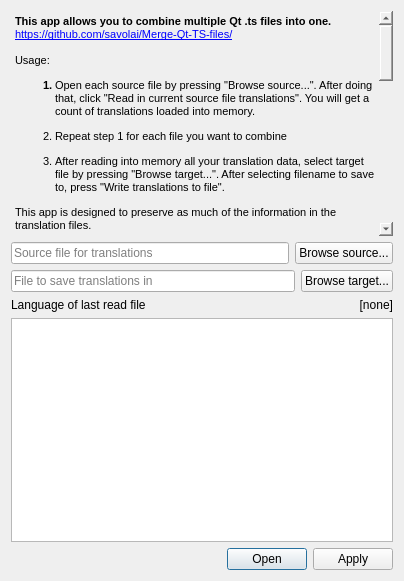
Above: combinetranslationfiles.ui from savolai/Merge-Qt-TS-files before the change. Below: the same form after it.
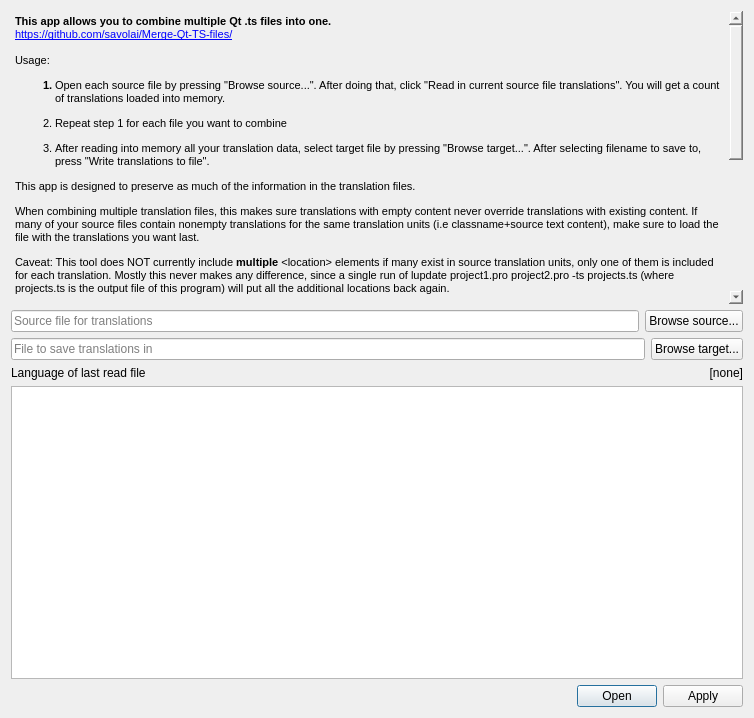
That is the form after the change.

Commit message: window size

What changed in the file:
```diff
--- a/combinetranslationfiles.ui
+++ b/combinetranslationfiles.ui
@@ -6,8 +6,8 @@
    <rect>
     <x>0</x>
     <y>0</y>
-    <width>404</width>
-    <height>581</height>
+    <width>754</width>
+    <height>718</height>
    </rect>
   </property>
   <property name="windowTitle">
@@ -52,7 +52,7 @@
 &lt;p style=&quot; margin-top:0px; margin-bottom:0px; margin-left:0px; margin-right:0px; -qt-block-indent:0; text-indent:0px;&quot;&gt;The solution is to produce a common translation file for all the apps. First run your ts files through this app, combining translations. Then run lupdate like below - this updates the location tags of the translations to point to the right place(s).&lt;/p&gt;
 &lt;p style=&quot; margin-top:0px; margin-bottom:0px; margin-left:0px; margin-right:0px; -qt-block-indent:0; text-indent:0px;&quot;&gt;After that, you can normally run lrelease on your ts file to produce .qm and load it from all your apps.&lt;/p&gt;
 &lt;p style=&quot;-qt-paragraph-type:empty; margin-top:0px; margin-bottom:0px; margin-left:0px; margin-right:0px; -qt-block-indent:0; text-indent:0px;&quot;&gt;&lt;br /&gt;&lt;/p&gt;
-&lt;p style=&quot; margin-top:0px; margin-bottom:0px; margin-left:0px; margin-right:0px; -qt-block-indent:0; text-indent:0px;&quot;&gt;Thanks @dfaure for pointing me to the right direction.&lt;/p&gt;
+&lt;p style=&quot; margin-top:0px; margin-bottom:0px; margin-left:0px; margin-right:0px; -qt-block-indent:0; text-indent:0px;&quot;&gt;Thanks @David Faure for pointing me in the right direction.&lt;/p&gt;
 &lt;p style=&quot;-qt-paragraph-type:empty; margin-top:0px; margin-bottom:0px; margin-left:0px; margin-right:0px; -qt-block-indent:0; text-indent:0px;&quot;&gt;&lt;br /&gt;&lt;/p&gt;
 &lt;p style=&quot; margin-top:0px; margin-bottom:0px; margin-left:0px; margin-right:0px; -qt-block-indent:0; text-indent:0px;&quot;&gt;Another option might be to load first the app specific language file and then on top of that, the translations for the common components. This occured to me too late. \o/ however, having all project translations in a single file tends to be a cleaner solution overall, as you will always know what has already been translated.&lt;/p&gt;
 &lt;p style=&quot;-qt-paragraph-type:empty; margin-top:0px; margin-bottom:0px; margin-left:0px; margin-right:0px; -qt-block-indent:0; text-indent:0px;&quot;&gt;&lt;br /&gt;&lt;/p&gt;&lt;/body&gt;&lt;/html&gt;</string>
```
